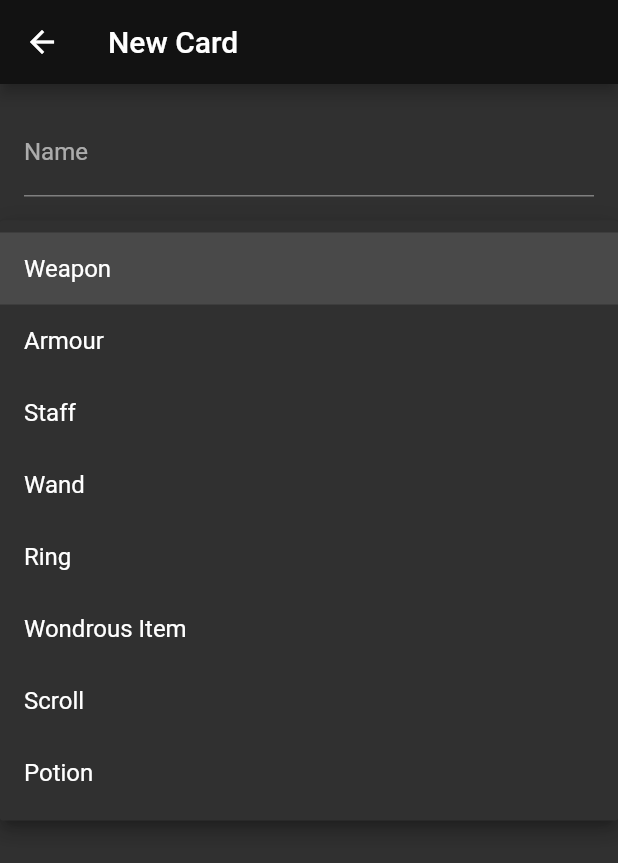
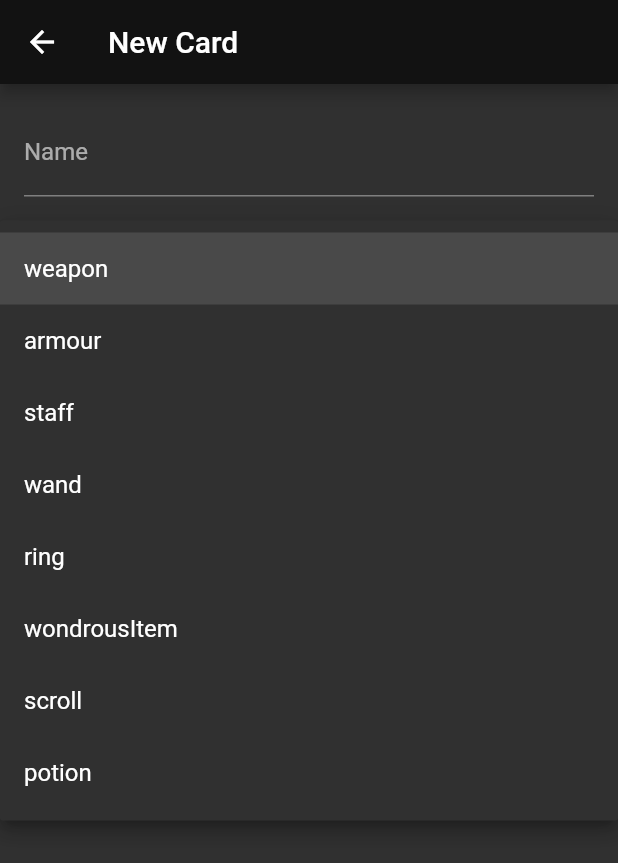
Before and after one commit to Incurafy/card_maker, a Flutter app: the NewCardScreen screen opened directly, after a tap on "Type", on a phone screen of 412 x 824 dp. Shown: the top 863 px of the screen. Run offline on Flutter 3.47's test engine with Material 2 defaults, Android fonts, the phone set to English and light mode, and no system bars; drawn by our look-alikes of flutter_form_builder; missing offline and left inert: json_helpers; network calls fail.

Commit message:
Working™ get/post to populate card deck and add new cards to it.

```diff
--- a/lib/src/data_handler.dart
+++ b/lib/src/data_handler.dart
@@ -25,8 +25,7 @@ class DataHandler {
   }
 
   Future<ItemCard> createItemCard(String id, name, type, rarity, desc) async {
-    final response = await http.post(
-      Uri.parse(db),
+    final response = await http.post(Uri.parse(db),
       headers: <String, String>{
         "Content-Type": "application/json; charset=UTF-8",
       },
--- a/lib/src/new_card_screen.dart
+++ b/lib/src/new_card_screen.dart
@@ -1,7 +1,11 @@
 // new_card_screen.dart
 
+import 'package:uuid/uuid.dart';
 import 'package:flutter/material.dart';
 import 'package:flutter_form_builder/flutter_form_builder.dart';
+import 'package:card_maker/src/data_handler.dart';
+import 'package:card_maker/src/item_card.dart';
+
 
 class NewCardScreen extends StatefulWidget {
     const NewCardScreen({ Key? key }) : super(key: key);
@@ -15,8 +19,12 @@ class _NewCardScreenState extends State<NewCardScreen> {
 
   @override
   Widget build(BuildContext context) {
-    var typeOptions = ["Weapon", "Armour", "Staff", "Wand", "Ring", "Wondrous Item", "Scroll", "Potion"];
-    var rarityOptions = ["Common", "Uncommon", "Rare", "Very Rare", "Legendary", "Artifact"];
+    DataHandler dataHandler = DataHandler();
+    Future<ItemCard>? _futureItemCard;
+    Uuid uuid = Uuid();
+
+    List typeOptions = ["weapon", "armour", "staff", "wand", "ring", "wondrousItem", "scroll", "potion"];
+    List rarityOptions = ["common", "uncommon", "rare", "very rare", "legendary", "artifact"];
 
     return Scaffold(
       appBar: AppBar(
@@ -125,7 +133,15 @@ class _NewCardScreenState extends State<NewCardScreen> {
                           final _formData = _formKey.currentState!.value;
                           print(_formData);
 
-                          // todo: Something probably needs to go here.
+                          setState(() {
+                            _futureItemCard = dataHandler.createItemCard(
+                              uuid.v4(),                     // Random Unique ID
+                              _formData.values.elementAt(0), // Name
+                              _formData.values.elementAt(1), // Type
+                              _formData.values.elementAt(2), // Rarity
+                              _formData.values.elementAt(3)  // Description
+                            );
+                          });
 
                           _formKey.currentState!.reset();
                           ScaffoldMessenger.of(context).showSnackBar(
```
